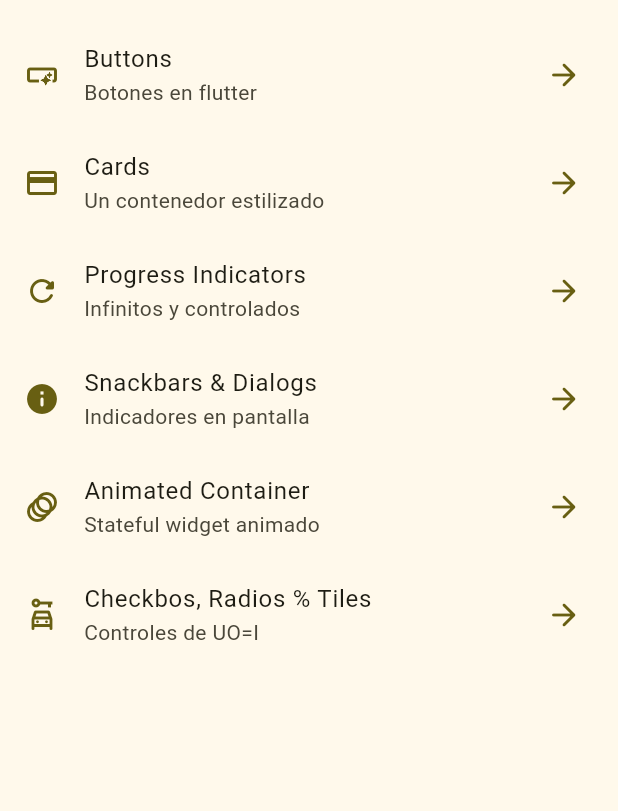
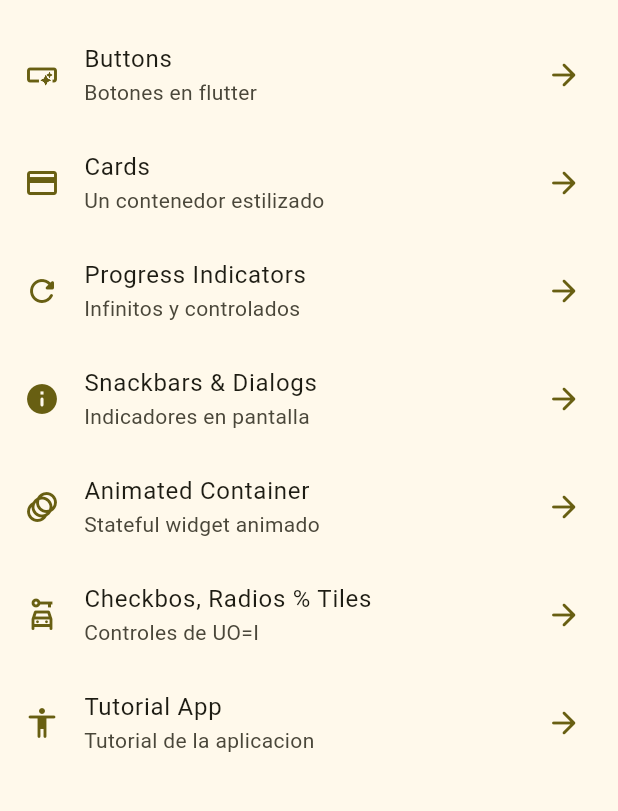
Before and after one commit to Klissman20/widgets_app, a Flutter app: the screen it shows after launch, on a phone screen of 412 x 824 dp, the part 63-874 px from its top. Run offline on Flutter 3.47's test engine with Material 2 defaults, Android fonts, the phone set to English and light mode, and no system bars; our stand-ins replace go_router.

Commit message:
tutorial screen added

```diff
--- a/lib/config/menu/menu_items.dart
+++ b/lib/config/menu/menu_items.dart
@@ -44,4 +44,9 @@ final appMenuItems = <MenuItem>[
       subTitle: 'Controles de UO=I',
       link: '/ui-controls',
       icon: Icons.car_rental_outlined),
+  MenuItem(
+      title: 'Tutorial App',
+      subTitle: 'Tutorial de la aplicacion',
+      link: '/tutorial',
+      icon: Icons.accessibility_rounded),
 ];
--- a/lib/config/router/app_router.dart
+++ b/lib/config/router/app_router.dart
@@ -29,5 +29,9 @@ final appRouter = GoRouter(initialLocation: '/', routes: [
   GoRoute(
       name: UIControlsScreen.name,
       path: '/ui-controls',
-      builder: (context, state) => const UIControlsScreen())
+      builder: (context, state) => const UIControlsScreen()),
+  GoRoute(
+      name: TutorialScreen.name,
+      path: '/tutorial',
+      builder: (context, state) => const TutorialScreen())
 ]);
```
